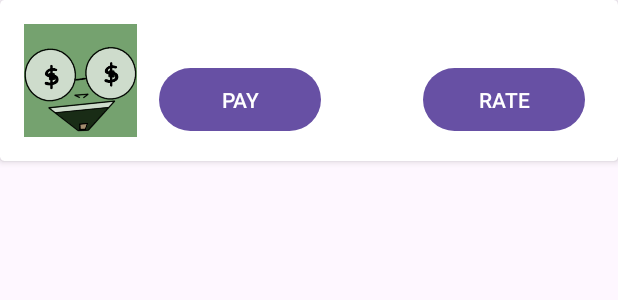
After one commit to sammychill17/QuickCash, an Android app: the layout layout_my_employee_item.xml on its own in the app's theme, with its tools: preview values and no code run, on a phone screen of 412 x 824 dp. The commit adds this screen. Shown: the top 300 px of the screen. Run offline under Robolectric (Android 15) with nearby library versions, the phone set to English and light mode, and no system bars.

Commit message:
Added some comments on the previously made classes, and created the layout_my_employee_item.xml layout.

```diff
--- a/app/src/main/java/com/example/quickcash/FirebaseStuff/RatingDBHelper.java
+++ b/app/src/main/java/com/example/quickcash/FirebaseStuff/RatingDBHelper.java
@@ -9,6 +9,11 @@ import com.google.firebase.database.DatabaseReference;
 import com.google.firebase.database.FirebaseDatabase;
 import com.google.firebase.database.ValueEventListener;
 
+/**
+ * This class is designed to assist in the Reading of Ratings objects from the Database.
+ *
+ * It has one method, and all it does is retrieve the corresponding Ratings object associated with an employee.
+ */
 public class RatingDBHelper {
 
     FirebaseDatabase database;
--- /dev/null
+++ b/app/src/main/res/layout/layout_my_employee_item.xml
@@ -0,0 +1,52 @@
+<?xml version="1.0" encoding="utf-8"?>
+<androidx.cardview.widget.CardView xmlns:android="http://schemas.android.com/apk/res/android"
+    android:layout_width="match_parent"
+    android:layout_height="wrap_content"
+    xmlns:app="http://schemas.android.com/apk/res-auto"
+    app:cardCornerRadius="3dp"
+    app:cardElevation="3dp">
+
+    <RelativeLayout
+        android:layout_width="match_parent"
+        android:layout_height="wrap_content"
+        android:padding= "16dp"
+        >
+        <ImageView
+            android:layout_width="75dp"
+            android:layout_height="75dp"
+            android:id="@+id/imageBr"
+            android:src="@drawable/icon_user"
+            />
+
+        <TextView
+            android:id="@+id/nameBr"
+            android:layout_width="match_parent"
+            android:layout_height="26dp"
+            android:layout_marginStart="10dp"
+            android:layout_marginLeft="10dp"
+            android:layout_toEndOf="@id/imageBr"
+            android:layout_toRightOf="@id/imageBr"
+            android:textColor="#000"
+            android:textSize="22dp"
+            android:textStyle="bold"
+            android:fontFamily="sans-serif-black"/>
+
+        <Button
+            android:id="@+id/rateButton"
+            android:layout_width="108dp"
+            android:layout_height="50dp"
+            android:layout_marginStart="266dp"
+            android:layout_marginTop="25dp"
+            android:text="RATE" />
+
+        <Button
+            android:id="@+id/payButton"
+            android:layout_width="108dp"
+            android:layout_height="50dp"
+            android:layout_marginStart="90dp"
+            android:layout_marginTop="25dp"
+            android:text="PAY" />
+
+    </RelativeLayout>
+
+</androidx.cardview.widget.CardView>
```
Also changed, not shown: app/src/main/java/com/example/quickcash/Objects/Rating.java (+15 -0 lines), app/src/main/java/com/example/quickcash/Objects/Review.java (+10 -0 lines), app/src/main/res/drawable/icon_user.png (added).
